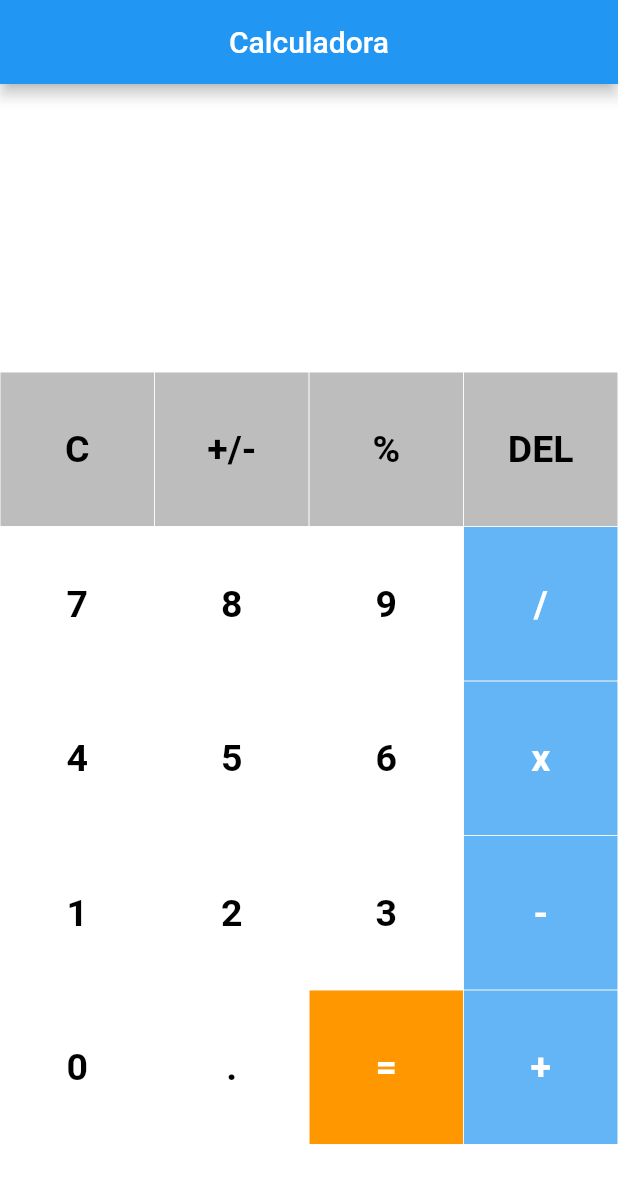
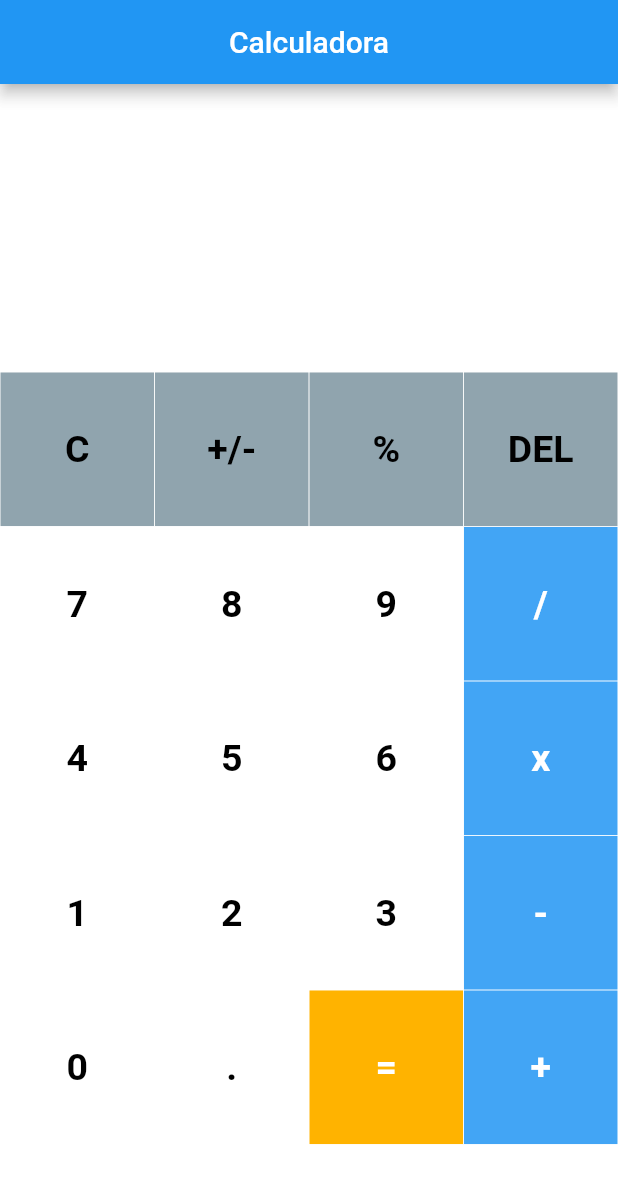
Before and after one commit to ericarodrigs/academy-semana-2, a Flutter app: the screen it shows after launch, on a phone screen of 412 x 824 dp. Shown: the top 1184 px of the screen. Run offline on Flutter 3.47's test engine with Material 2 defaults, Android fonts, the phone set to English and light mode, and no system bars; our stand-ins replace math_expressions.

Commit message:
adjusting the calculator layout

```diff
--- a/lib/main.dart
+++ b/lib/main.dart
@@ -73,7 +73,7 @@ class _HomePageState extends State<HomePage> {
       appBar: AppBar(
         title: const Center(child: Text('Calculadora')),
       ),
-      backgroundColor: Colors.white38,
+      backgroundColor: Colors.white24,
       //Esta Column é onde começa o desenho da nossa calculadora,
       body: Column(
         children: <Widget>[
@@ -128,7 +128,7 @@ class _HomePageState extends State<HomePage> {
                         });
                       },
                       buttonText: buttons[index],
-                      color: Colors.grey[400],
+                      color: Colors.blueGrey[300],
                       textColor: Colors.black,
                     );
 
@@ -141,7 +141,7 @@ class _HomePageState extends State<HomePage> {
                         });
                       },
                       buttonText: buttons[index],
-                      color: Colors.grey[400],
+                      color: Colors.blueGrey[300],
                       textColor: Colors.black,
                     );
 
@@ -154,21 +154,21 @@ class _HomePageState extends State<HomePage> {
                         });
                       },
                       buttonText: buttons[index],
-                      color: Colors.orange[500],
+                      color: Colors.amber[600],
                       textColor: Colors.white,
                     );
 
                   //Especial buttons
                   case ('+/-'):
                     return Button(
-                        color: Colors.grey[400],
+                        color: Colors.blueGrey[300],
                         textColor: Colors.black,
                         buttonText: buttons[index]);
 
                   case ('%'):
                     return Button(
                         buttontapped: () => setState(() => userInput += buttons[index]),
-                        color: Colors.grey[400],
+                        color: Colors.blueGrey[300],
                         textColor: Colors.black,
                         buttonText: buttons[index]);
 
@@ -178,7 +178,7 @@ class _HomePageState extends State<HomePage> {
                         buttontapped: () =>
                             setState(() => userInput += buttons[index]),
                         color: isOperator(buttons[index])
-                            ? Colors.blue[300]
+                            ? Colors.blue[400]
                             : Colors.white,
                         textColor: isOperator(buttons[index])
                             ? Colors.white
```
